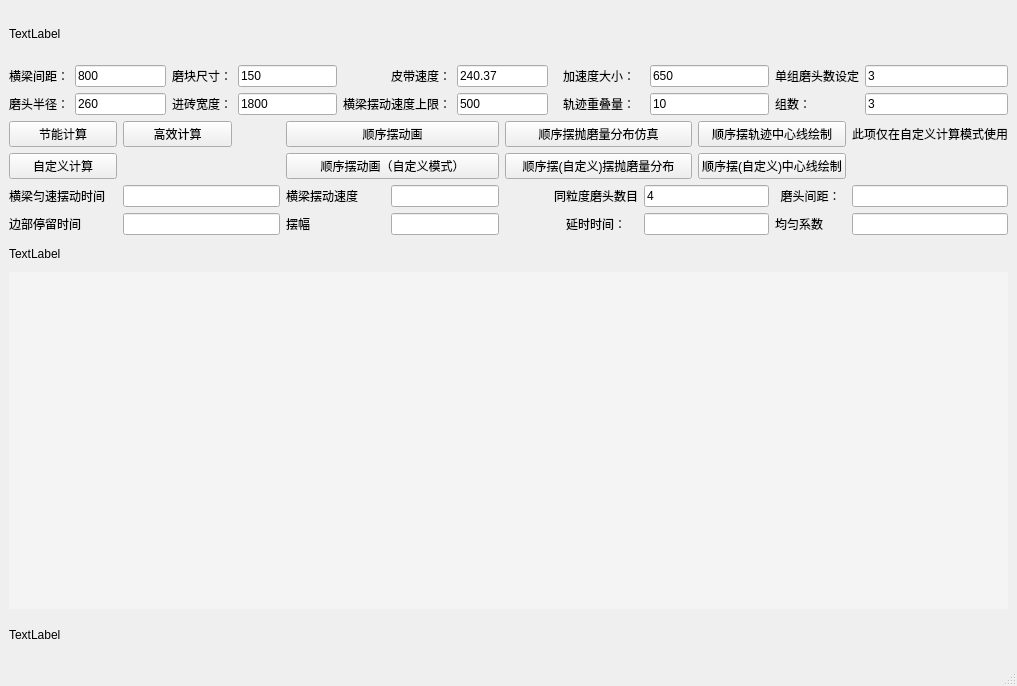
Before: the Qt Designer form Single_Calc.ui in wuheideyun/PolishingParameterNew, drawn with Qt 5.
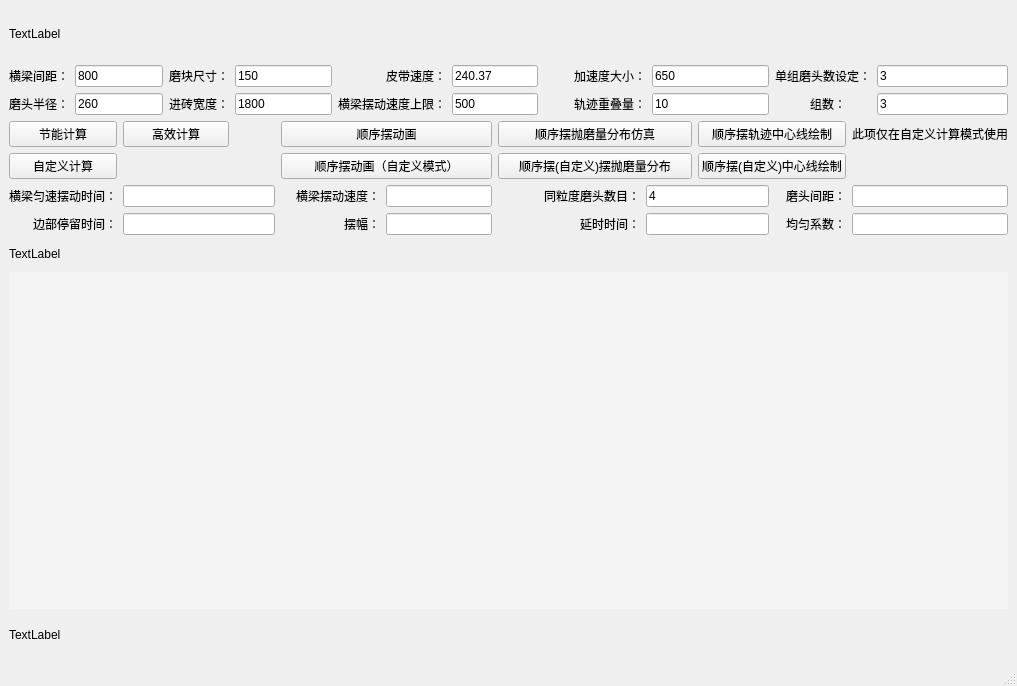
After: the same form once the commit is applied.

The edit to the form file:
```diff
--- a/Single_Calc.ui
+++ b/Single_Calc.ui
@@ -65,7 +65,7 @@
     <item row="2" column="10" colspan="2">
      <widget class="QLabel" name="label_overlap">
       <property name="text">
-       <string>&lt;html&gt;&lt;head/&gt;&lt;body&gt;&lt;p align=&quot;center&quot;&gt;轨迹重叠量：&lt;/p&gt;&lt;/body&gt;&lt;/html&gt;</string>
+       <string>&lt;html&gt;&lt;head/&gt;&lt;body&gt;&lt;p align=&quot;right&quot;&gt;轨迹重叠量：&lt;/p&gt;&lt;/body&gt;&lt;/html&gt;</string>
       </property>
      </widget>
     </item>
@@ -100,7 +100,7 @@
     <item row="1" column="3">
      <widget class="QLabel" name="label_grind_size">
       <property name="text">
-       <string>&lt;html&gt;&lt;head/&gt;&lt;body&gt;&lt;p align=&quot;center&quot;&gt;磨块尺寸：&lt;/p&gt;&lt;/body&gt;&lt;/html&gt;</string>
+       <string>&lt;html&gt;&lt;head/&gt;&lt;body&gt;&lt;p align=&quot;right&quot;&gt;磨块尺寸：&lt;/p&gt;&lt;/body&gt;&lt;/html&gt;</string>
       </property>
      </widget>
     </item>
@@ -114,7 +114,7 @@
     <item row="1" column="7">
      <widget class="QLabel" name="label_belt_speed">
       <property name="text">
-       <string>&lt;html&gt;&lt;head/&gt;&lt;body&gt;&lt;p align=&quot;center&quot;&gt;皮带速度：&lt;/p&gt;&lt;/body&gt;&lt;/html&gt;</string>
+       <string>&lt;html&gt;&lt;head/&gt;&lt;body&gt;&lt;p align=&quot;right&quot;&gt;皮带速度：&lt;/p&gt;&lt;/body&gt;&lt;/html&gt;</string>
       </property>
      </widget>
     </item>
@@ -124,7 +124,7 @@
     <item row="6" column="5" colspan="2">
      <widget class="QLabel" name="label_swing">
       <property name="text">
-       <string>摆幅</string>
+       <string>&lt;html&gt;&lt;head/&gt;&lt;body&gt;&lt;p align=&quot;right&quot;&gt;摆幅：&lt;/p&gt;&lt;/body&gt;&lt;/html&gt;</string>
       </property>
      </widget>
     </item>
@@ -145,7 +145,7 @@
     <item row="6" column="14">
      <widget class="QLabel" name="label_coefficient">
       <property name="text">
-       <string>均匀系数</string>
+       <string>&lt;html&gt;&lt;head/&gt;&lt;body&gt;&lt;p align=&quot;right&quot;&gt;均匀系数：&lt;/p&gt;&lt;/body&gt;&lt;/html&gt;</string>
       </property>
      </widget>
     </item>
@@ -169,7 +169,7 @@
     <item row="1" column="10" colspan="2">
      <widget class="QLabel" name="label_accelerate">
       <property name="text">
-       <string>&lt;html&gt;&lt;head/&gt;&lt;body&gt;&lt;p align=&quot;center&quot;&gt;加速度大小：&lt;/p&gt;&lt;/body&gt;&lt;/html&gt;</string>
+       <string>&lt;html&gt;&lt;head/&gt;&lt;body&gt;&lt;p align=&quot;right&quot;&gt;加速度大小：&lt;/p&gt;&lt;/body&gt;&lt;/html&gt;</string>
       </property>
      </widget>
     </item>
@@ -183,7 +183,7 @@
     <item row="2" column="3">
      <widget class="QLabel" name="label_cerimatic_width">
       <property name="text">
-       <string>&lt;html&gt;&lt;head/&gt;&lt;body&gt;&lt;p align=&quot;center&quot;&gt;进砖宽度：&lt;/p&gt;&lt;/body&gt;&lt;/html&gt;</string>
+       <string>&lt;html&gt;&lt;head/&gt;&lt;body&gt;&lt;p align=&quot;right&quot;&gt;进砖宽度：&lt;/p&gt;&lt;/body&gt;&lt;/html&gt;</string>
       </property>
      </widget>
     </item>
@@ -211,14 +211,14 @@
     <item row="5" column="10">
      <widget class="QLabel" name="label_num">
       <property name="text">
-       <string>同粒度磨头数目</string>
+       <string>&lt;html&gt;&lt;head/&gt;&lt;body&gt;&lt;p align=&quot;right&quot;&gt;同粒度磨头数目：&lt;/p&gt;&lt;/body&gt;&lt;/html&gt;</string>
       </property>
      </widget>
     </item>
     <item row="5" column="14">
      <widget class="QLabel" name="label_between">
       <property name="text">
-       <string>&lt;html&gt;&lt;head/&gt;&lt;body&gt;&lt;p align=&quot;center&quot;&gt;磨头间距：&lt;/p&gt;&lt;/body&gt;&lt;/html&gt;</string>
+       <string>&lt;html&gt;&lt;head/&gt;&lt;body&gt;&lt;p align=&quot;right&quot;&gt;磨头间距：&lt;/p&gt;&lt;/body&gt;&lt;/html&gt;</string>
       </property>
      </widget>
     </item>
@@ -251,7 +251,7 @@
     <item row="5" column="0" colspan="2">
      <widget class="QLabel" name="label_beam_constant_time">
       <property name="text">
-       <string>横梁匀速摆动时间</string>
+       <string>&lt;html&gt;&lt;head/&gt;&lt;body&gt;&lt;p align=&quot;right&quot;&gt;横梁匀速摆动时间：&lt;/p&gt;&lt;/body&gt;&lt;/html&gt;</string>
       </property>
      </widget>
     </item>
@@ -286,7 +286,7 @@
     <item row="2" column="6" colspan="2">
      <widget class="QLabel" name="label_beam_speed_up">
       <property name="text">
-       <string>&lt;html&gt;&lt;head/&gt;&lt;body&gt;&lt;p align=&quot;center&quot;&gt;横梁摆动速度上限：&lt;/p&gt;&lt;/body&gt;&lt;/html&gt;</string>
+       <string>&lt;html&gt;&lt;head/&gt;&lt;body&gt;&lt;p align=&quot;right&quot;&gt;横梁摆动速度上限：&lt;/p&gt;&lt;/body&gt;&lt;/html&gt;</string>
       </property>
      </widget>
     </item>
@@ -307,21 +307,21 @@
     <item row="6" column="0" colspan="2">
      <widget class="QLabel" name="label_stay_time">
       <property name="text">
-       <string>边部停留时间</string>
+       <string>&lt;html&gt;&lt;head/&gt;&lt;body&gt;&lt;p align=&quot;right&quot;&gt;边部停留时间：&lt;/p&gt;&lt;/body&gt;&lt;/html&gt;</string>
       </property>
      </widget>
     </item>
     <item row="1" column="14" colspan="2">
      <widget class="QLabel" name="label_num_set">
       <property name="text">
-       <string>单组磨头数设定</string>
+       <string>&lt;html&gt;&lt;head/&gt;&lt;body&gt;&lt;p align=&quot;right&quot;&gt;单组磨头数设定：&lt;/p&gt;&lt;/body&gt;&lt;/html&gt;</string>
       </property>
      </widget>
     </item>
     <item row="5" column="5" colspan="2">
      <widget class="QLabel" name="label_beam_swing_speed">
       <property name="text">
-       <string>&lt;html&gt;&lt;head/&gt;&lt;body&gt;&lt;p&gt;横梁摆动速度&lt;/p&gt;&lt;/body&gt;&lt;/html&gt;</string>
+       <string>&lt;html&gt;&lt;head/&gt;&lt;body&gt;&lt;p align=&quot;right&quot;&gt;横梁摆动速度：&lt;/p&gt;&lt;/body&gt;&lt;/html&gt;</string>
       </property>
      </widget>
     </item>
@@ -335,7 +335,7 @@
     <item row="2" column="14">
      <widget class="QLabel" name="label_group_count">
       <property name="text">
-       <string>组数：</string>
+       <string>&lt;html&gt;&lt;head/&gt;&lt;body&gt;&lt;p align=&quot;right&quot;&gt;组数：&lt;/p&gt;&lt;/body&gt;&lt;/html&gt;</string>
       </property>
      </widget>
     </item>
@@ -356,7 +356,7 @@
     <item row="6" column="10">
      <widget class="QLabel" name="label_delay_time">
       <property name="text">
-       <string>&lt;html&gt;&lt;head/&gt;&lt;body&gt;&lt;p align=&quot;center&quot;&gt;延时时间：&lt;/p&gt;&lt;/body&gt;&lt;/html&gt;</string>
+       <string>&lt;html&gt;&lt;head/&gt;&lt;body&gt;&lt;p align=&quot;right&quot;&gt;延时时间：&lt;/p&gt;&lt;/body&gt;&lt;/html&gt;</string>
       </property>
      </widget>
     </item>
```
Left out of the diff: 6 changed lines with no effect on the pictures.
